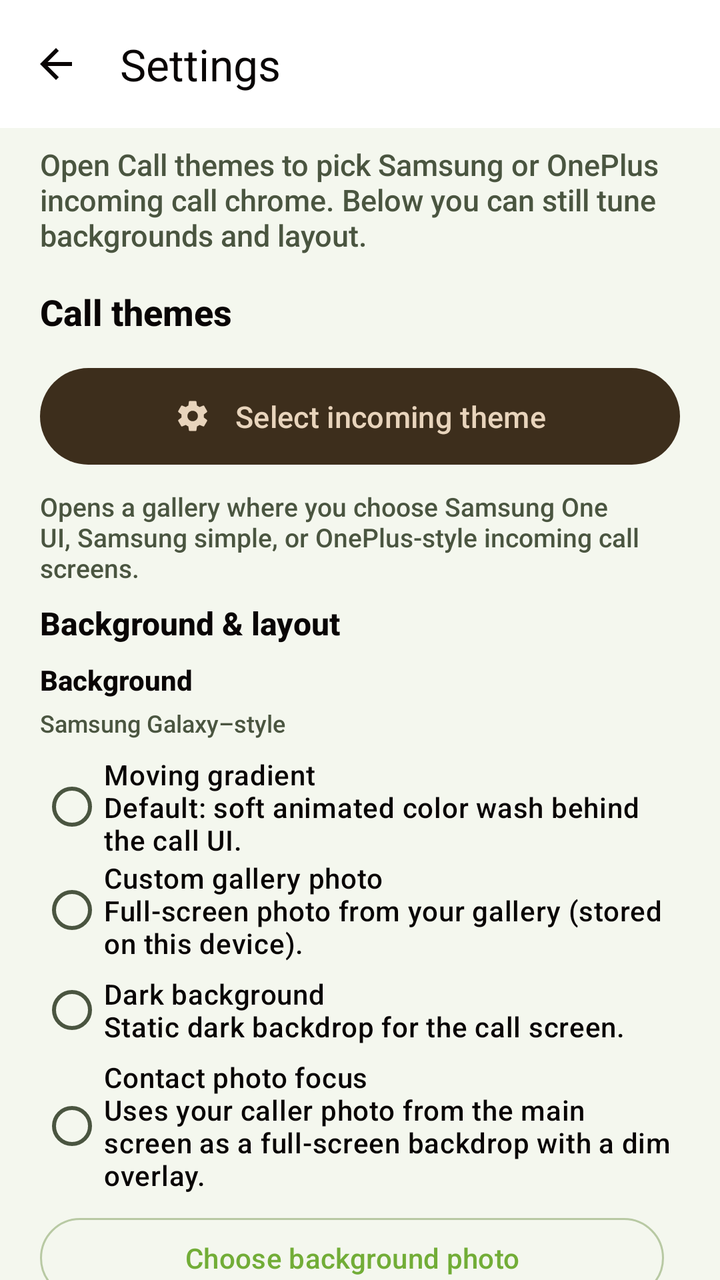
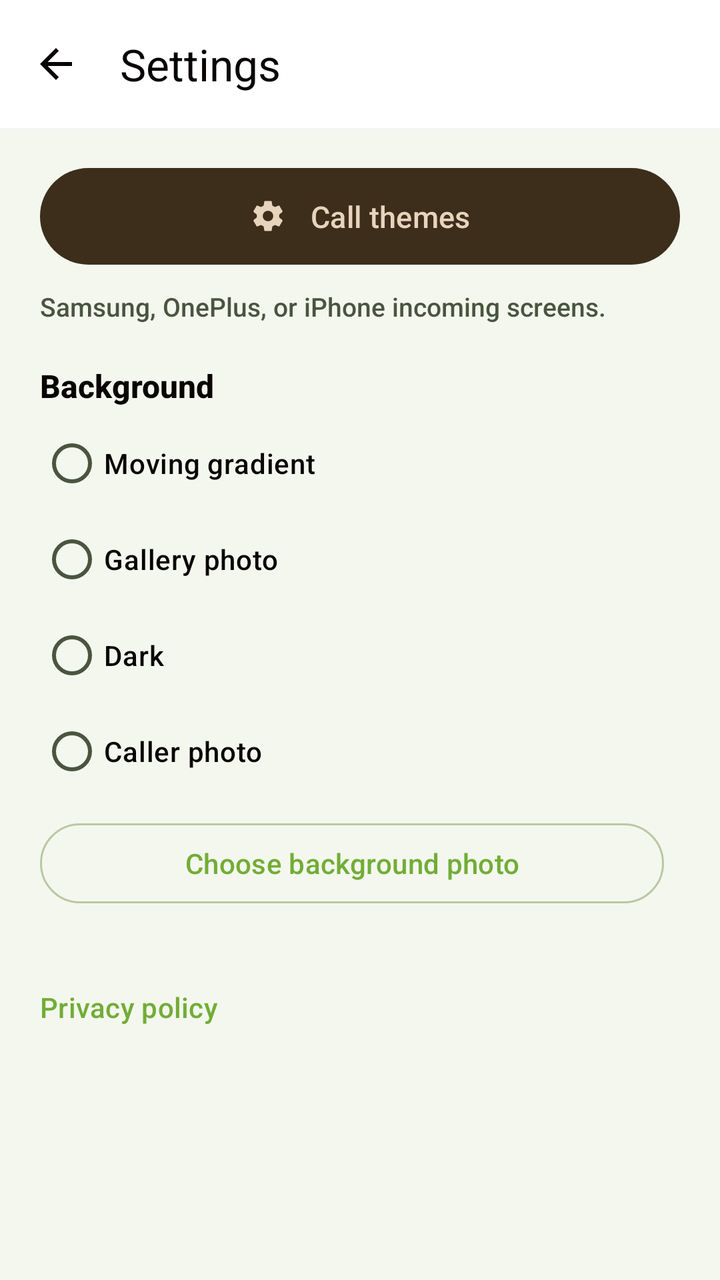

Two renders of the same Android screen: before a commit and after it. Below are the layout's source before the change and the commit's diff.
<!-- AndroidManifest.xml: application theme Theme.Calling -->
<!-- res/layout/activity_settings.xml -->
<?xml version="1.0" encoding="utf-8"?>
<LinearLayout xmlns:android="http://schemas.android.com/apk/res/android"
    xmlns:app="http://schemas.android.com/apk/res-auto"
    android:layout_width="match_parent"
    android:layout_height="match_parent"
    android:background="@color/calling_background"
    android:orientation="vertical">

    <com.google.android.material.appbar.MaterialToolbar
        android:id="@+id/toolbar"
        android:layout_width="match_parent"
        android:layout_height="wrap_content"
        android:background="@color/calling_surface"
        app:navigationIcon="@drawable/ic_arrow_back"
        app:navigationIconTint="@color/calling_on_surface"
        app:title="@string/phone_nav_settings"
        app:titleTextColor="@color/calling_on_surface" />

    <androidx.core.widget.NestedScrollView
        android:layout_width="match_parent"
        android:layout_height="match_parent"
        android:clipToPadding="false"
        android:paddingBottom="24dp">

        <LinearLayout
            android:layout_width="match_parent"
            android:layout_height="wrap_content"
            android:orientation="vertical"
            android:paddingHorizontal="20dp"
            android:paddingTop="8dp">

            <TextView
                android:layout_width="match_parent"
                android:layout_height="wrap_content"
                android:paddingBottom="16dp"
                android:text="@string/phone_settings_body"
                android:textColor="@color/calling_on_surface_variant"
                android:textSize="15sp" />

            <TextView
                android:layout_width="match_parent"
                android:layout_height="wrap_content"
                android:paddingBottom="12dp"
                android:text="@string/settings_incoming_ui_section"
                android:textColor="@color/calling_on_surface"
                android:textSize="18sp"
                android:textStyle="bold" />

            <com.google.android.material.button.MaterialButton
                android:id="@+id/openCallThemes"
                style="@style/Widget.Material3.Button.TonalButton"
                android:layout_width="match_parent"
                android:layout_height="wrap_content"
                android:paddingVertical="14dp"
                android:text="@string/settings_open_call_themes"
                android:textSize="15sp"
                app:icon="@drawable/ic_settings_outline"
                app:iconGravity="textStart"
                app:iconPadding="12dp" />

            <TextView
                android:layout_width="match_parent"
                android:layout_height="wrap_content"
                android:paddingTop="8dp"
                android:paddingBottom="8dp"
                android:text="@string/settings_call_themes_hint"
                android:textColor="@color/calling_on_surface_variant"
                android:textSize="13sp" />

            <TextView
                android:layout_width="match_parent"
                android:layout_height="wrap_content"
                android:paddingBottom="8dp"
                android:text="@string/settings_call_screen_section"
                android:textColor="@color/calling_on_surface"
                android:textSize="16sp"
                android:textStyle="bold" />

            <TextView
                android:layout_width="match_parent"
                android:layout_height="wrap_content"
                android:paddingBottom="4dp"
                android:text="@string/settings_call_background_section"
                android:textColor="@color/calling_on_surface"
                android:textSize="14sp"
                android:textStyle="bold" />

            <TextView
                android:layout_width="match_parent"
                android:layout_height="wrap_content"
                android:paddingBottom="8dp"
                android:text="@string/settings_call_background_samsung_hint"
                android:textColor="@color/calling_on_surface_variant"
                android:textSize="12sp" />

            <RadioGroup
                android:id="@+id/backgroundStyleGroup"
                android:layout_width="match_parent"
                android:layout_height="wrap_content"
                android:paddingBottom="8dp">

                <com.google.android.material.radiobutton.MaterialRadioButton
                    android:id="@+id/radio_bg_gradient"
                    android:layout_width="match_parent"
                    android:layout_height="wrap_content"
                    android:minHeight="48dp"
                    android:text="@string/settings_theme_gradient_label"
                    android:textColor="@color/calling_on_surface" />

                <com.google.android.material.radiobutton.MaterialRadioButton
                    android:id="@+id/radio_bg_custom"
                    android:layout_width="match_parent"
                    android:layout_height="wrap_content"
                    android:minHeight="48dp"
                    android:text="@string/settings_theme_custom_label"
                    android:textColor="@color/calling_on_surface" />

                <com.google.android.material.radiobutton.MaterialRadioButton
                    android:id="@+id/radio_bg_dark"
                    android:layout_width="match_parent"
                    android:layout_height="wrap_content"
                    android:minHeight="48dp"
                    android:text="@string/settings_theme_dark_label"
                    android:textColor="@color/calling_on_surface" />

                <com.google.android.material.radiobutton.MaterialRadioButton
                    android:id="@+id/radio_bg_contact"
                    android:layout_width="match_parent"
                    android:layout_height="wrap_content"
                    android:minHeight="48dp"
                    android:text="@string/settings_theme_contact_label"
                    android:textColor="@color/calling_on_surface" />
            </RadioGroup>

            <LinearLayout
                android:layout_width="match_parent"
                android:layout_height="wrap_content"
                android:orientation="horizontal"
                android:paddingBottom="20dp">

                <com.google.android.material.button.MaterialButton
                    android:id="@+id/pickCallBackground"
                    style="@style/Widget.Material3.Button.OutlinedButton"
                    android:layout_width="0dp"
                    android:layout_height="wrap_content"
                    android:layout_marginEnd="8dp"
                    android:layout_weight="1"
                    android:text="@string/settings_pick_call_background" />

                <com.google.android.material.button.MaterialButton
                    android:id="@+id/clearCallBackground"
                    style="@style/Widget.Material3.Button.TextButton"
                    android:layout_width="wrap_content"
                    android:layout_height="wrap_content"
                    android:text="@string/settings_clear_call_background"
                    android:visibility="gone" />
            </LinearLayout>

            <TextView
                android:layout_width="match_parent"
                android:layout_height="wrap_content"
                android:paddingBottom="4dp"
                android:text="@string/settings_layout_section"
                android:textColor="@color/calling_on_surface"
                android:textSize="14sp"
                android:textStyle="bold" />

            <TextView
                android:layout_width="match_parent"
                android:layout_height="wrap_content"
                android:paddingBottom="8dp"
                android:text="@string/settings_layout_oem_hint"
                android:textColor="@color/calling_on_surface_variant"
                android:textSize="12sp" />

            <RadioGroup
                android:id="@+id/layoutStyleGroup"
                android:layout_width="match_parent"
                android:layout_height="wrap_content"
                android:paddingBottom="16dp">

                <com.google.android.material.radiobutton.MaterialRadioButton
                    android:id="@+id/radio_layout_standard"
                    android:layout_width="match_parent"
                    android:layout_height="wrap_content"
                    android:minHeight="48dp"
                    android:text="@string/settings_layout_standard_label"
                    android:textColor="@color/calling_on_surface" />

                <com.google.android.material.radiobutton.MaterialRadioButton
                    android:id="@+id/radio_layout_compact"
                    android:layout_width="match_parent"
                    android:layout_height="wrap_content"
                    android:minHeight="48dp"
                    android:text="@string/settings_layout_compact_label"
                    android:textColor="@color/calling_on_surface" />
            </RadioGroup>

            <TextView
                android:layout_width="match_parent"
                android:layout_height="wrap_content"
                android:lineSpacingExtra="2dp"
                android:text="@string/settings_per_contact_note"
                android:textColor="@color/calling_on_surface_variant"
                android:textSize="13sp" />

            <com.google.android.material.button.MaterialButton
                android:id="@+id/openPrivacyPolicy"
                style="@style/Widget.Material3.Button.TextButton"
                android:layout_width="wrap_content"
                android:layout_height="wrap_content"
                android:layout_marginTop="24dp"
                android:paddingHorizontal="0dp"
                android:text="@string/settings_privacy_policy"
                android:textSize="14sp" />
        </LinearLayout>
    </androidx.core.widget.NestedScrollView>
</LinearLayout>
<!-- resources referenced by this layout -->
<resources>
  <color name="calling_background">#FFF4F7EE</color>
  <color name="calling_on_surface">#FF090505</color>
  <color name="calling_on_surface_variant">#FF4A5540</color>
  <color name="calling_surface">#FFFFFFFF</color>
  <string name="phone_nav_settings">Settings</string>
  <string name="phone_settings_body">Open Call themes to pick Samsung or OnePlus incoming call chrome. Below you can still tune backgrounds and layout.</string>
  <string name="settings_call_background_samsung_hint">Samsung Galaxy–style</string>
  <string name="settings_call_background_section">Background</string>
  <string name="settings_call_screen_section">Background &amp; layout</string>
  <string name="settings_call_themes_hint">Opens a gallery where you choose Samsung One UI, Samsung simple, or OnePlus-style incoming call screens.</string>
  <string name="settings_clear_call_background">Remove background photo</string>
  <string name="settings_incoming_ui_section">Call themes</string>
  <string name="settings_layout_compact_label">Compact\nTighter layout (similar to optional compact call layouts on some phones).</string>
  <string name="settings_layout_oem_hint">Tighter or roomier controls on the in-call screen.</string>
  <string name="settings_layout_section">Layout</string>
  <string name="settings_layout_standard_label">Standard\nDefault spacing and avatar size.</string>
  <string name="settings_open_call_themes">Select incoming theme</string>
  <string name="settings_per_contact_note">Per-contact backgrounds on real devices are set in your Contacts app. Fake calls always use the caller name and photo you set on the main screen.</string>
  <string name="settings_pick_call_background">Choose background photo</string>
  <string name="settings_privacy_policy">Privacy policy</string>
  <string name="settings_theme_contact_label">Contact photo focus\nUses your caller photo from the main screen as a full-screen backdrop with a dim overlay.</string>
  <string name="settings_theme_custom_label">Custom gallery photo\nFull-screen photo from your gallery (stored on this device).</string>
  <string name="settings_theme_dark_label">Dark background\nStatic dark backdrop for the call screen.</string>
  <string name="settings_theme_gradient_label">Moving gradient\nDefault: soft animated color wash behind the call UI.</string>
  <style name="Theme.Calling" parent="Base.Theme.Calling" />
  <color name="calling_primary">#FF72AD37</color>
  <color name="calling_on_primary">#FF0F1608</color>
  <color name="calling_primary_container">#FF4A7224</color>
  <color name="calling_on_primary_container">#FFD8EEB8</color>
  <color name="calling_secondary">#FF8A6F4A</color>
  <color name="calling_on_secondary">#FFFFF8F0</color>
  <color name="calling_secondary_container">#FF3D2E1C</color>
  <color name="calling_on_secondary_container">#FFE8D4BC</color>
  <color name="calling_surface_variant">#FFE6EDD9</color>
  <color name="calling_outline">#FFB8C9A3</color>
  <color name="calling_outline_variant">#FFD5E0C4</color>
  <color name="calling_on_background">#FF14190F</color>
  <style name="TextAppearance.Calling.SerifLarge" parent="TextAppearance.Material3.HeadlineLarge">
          <item name="android:fontFamily">serif</item>
          <item name="fontFamily">serif</item>
          <item name="android:letterSpacing">-0.03</item>
      </style>
  <style name="TextAppearance.Calling.SerifTitle" parent="TextAppearance.Material3.HeadlineMedium">
          <item name="android:fontFamily">serif</item>
          <item name="fontFamily">serif</item>
          <item name="android:letterSpacing">-0.02</item>
      </style>
  <!-- unchanged entries left out for length: 3 -->
</resources>

<!-- the commit's change to res/layout/activity_settings.xml (unified diff, before → after) -->
@@ -27,24 +27,7 @@
             android:layout_height="wrap_content"
             android:orientation="vertical"
             android:paddingHorizontal="20dp"
-            android:paddingTop="8dp">
-
-            <TextView
-                android:layout_width="match_parent"
-                android:layout_height="wrap_content"
-                android:paddingBottom="16dp"
-                android:text="@string/phone_settings_body"
-                android:textColor="@color/calling_on_surface_variant"
-                android:textSize="15sp" />
-
-            <TextView
-                android:layout_width="match_parent"
-                android:layout_height="wrap_content"
-                android:paddingBottom="12dp"
-                android:text="@string/settings_incoming_ui_section"
-                android:textColor="@color/calling_on_surface"
-                android:textSize="18sp"
-                android:textStyle="bold" />
+            android:paddingTop="16dp">
 
             <com.google.android.material.button.MaterialButton
                 android:id="@+id/openCallThemes"
@@ -62,7 +45,7 @@
                 android:layout_width="match_parent"
                 android:layout_height="wrap_content"
                 android:paddingTop="8dp"
-                android:paddingBottom="8dp"
+                android:paddingBottom="20dp"
                 android:text="@string/settings_call_themes_hint"
                 android:textColor="@color/calling_on_surface_variant"
                 android:textSize="13sp" />
@@ -70,28 +53,11 @@
             <TextView
                 android:layout_width="match_parent"
                 android:layout_height="wrap_content"
-                android:paddingBottom="8dp"
-                android:text="@string/settings_call_screen_section"
+                android:paddingBottom="4dp"
+                android:text="@string/settings_call_background_section"
                 android:textColor="@color/calling_on_surface"
                 android:textSize="16sp"
                 android:textStyle="bold" />
-
-            <TextView
-                android:layout_width="match_parent"
-                android:layout_height="wrap_content"
-                android:paddingBottom="4dp"
-                android:text="@string/settings_call_background_section"
-                android:textColor="@color/calling_on_surface"
-                android:textSize="14sp"
-                android:textStyle="bold" />
-
-            <TextView
-                android:layout_width="match_parent"
-                android:layout_height="wrap_content"
-                android:paddingBottom="8dp"
-                android:text="@string/settings_call_background_samsung_hint"
-                android:textColor="@color/calling_on_surface_variant"
-                android:textSize="12sp" />
 
             <RadioGroup
                 android:id="@+id/backgroundStyleGroup"
@@ -136,7 +102,7 @@
                 android:layout_width="match_parent"
                 android:layout_height="wrap_content"
                 android:orientation="horizontal"
-                android:paddingBottom="20dp">
+                android:paddingBottom="8dp">
 
                 <com.google.android.material.button.MaterialButton
                     android:id="@+id/pickCallBackground"
@@ -156,60 +122,12 @@
                     android:visibility="gone" />
             </LinearLayout>
 
-            <TextView
-                android:layout_width="match_parent"
-                android:layout_height="wrap_content"
-                android:paddingBottom="4dp"
-                android:text="@string/settings_layout_section"
-                android:textColor="@color/calling_on_surface"
-                android:textSize="14sp"
-                android:textStyle="bold" />
-
-            <TextView
-                android:layout_width="match_parent"
-                android:layout_height="wrap_content"
-                android:paddingBottom="8dp"
-                android:text="@string/settings_layout_oem_hint"
-                android:textColor="@color/calling_on_surface_variant"
-                android:textSize="12sp" />
-
-            <RadioGroup
-                android:id="@+id/layoutStyleGroup"
-                android:layout_width="match_parent"
-                android:layout_height="wrap_content"
-                android:paddingBottom="16dp">
-
-                <com.google.android.material.radiobutton.MaterialRadioButton
-                    android:id="@+id/radio_layout_standard"
-                    android:layout_width="match_parent"
-                    android:layout_height="wrap_content"
-                    android:minHeight="48dp"
-                    android:text="@string/settings_layout_standard_label"
-                    android:textColor="@color/calling_on_surface" />
-
-                <com.google.android.material.radiobutton.MaterialRadioButton
-                    android:id="@+id/radio_layout_compact"
-                    android:layout_width="match_parent"
-                    android:layout_height="wrap_content"
-                    android:minHeight="48dp"
-                    android:text="@string/settings_layout_compact_label"
-                    android:textColor="@color/calling_on_surface" />
-            </RadioGroup>
-
-            <TextView
-                android:layout_width="match_parent"
-                android:layout_height="wrap_content"
-                android:lineSpacingExtra="2dp"
-                android:text="@string/settings_per_contact_note"
-                android:textColor="@color/calling_on_surface_variant"
-                android:textSize="13sp" />
-
             <com.google.android.material.button.MaterialButton
                 android:id="@+id/openPrivacyPolicy"
                 style="@style/Widget.Material3.Button.TextButton"
                 android:layout_width="wrap_content"
                 android:layout_height="wrap_content"
-                android:layout_marginTop="24dp"
+                android:layout_marginTop="16dp"
                 android:paddingHorizontal="0dp"
                 android:text="@string/settings_privacy_policy"
                 android:textSize="14sp" />
<!-- resource entries referenced after the edit -->
@@ -5,25 +5,16 @@
   <color name="calling_on_surface_variant">#FF4A5540</color>
   <color name="calling_surface">#FFFFFFFF</color>
   <string name="phone_nav_settings">Settings</string>
-  <string name="phone_settings_body">Open Call themes to pick Samsung or OnePlus incoming call chrome. Below you can still tune backgrounds and layout.</string>
-  <string name="settings_call_background_samsung_hint">Samsung Galaxy–style</string>
   <string name="settings_call_background_section">Background</string>
-  <string name="settings_call_screen_section">Background &amp; layout</string>
-  <string name="settings_call_themes_hint">Opens a gallery where you choose Samsung One UI, Samsung simple, or OnePlus-style incoming call screens.</string>
+  <string name="settings_call_themes_hint">Samsung, OnePlus, or iPhone incoming screens.</string>
   <string name="settings_clear_call_background">Remove background photo</string>
-  <string name="settings_incoming_ui_section">Call themes</string>
-  <string name="settings_layout_compact_label">Compact\nTighter layout (similar to optional compact call layouts on some phones).</string>
-  <string name="settings_layout_oem_hint">Tighter or roomier controls on the in-call screen.</string>
-  <string name="settings_layout_section">Layout</string>
-  <string name="settings_layout_standard_label">Standard\nDefault spacing and avatar size.</string>
-  <string name="settings_open_call_themes">Select incoming theme</string>
-  <string name="settings_per_contact_note">Per-contact backgrounds on real devices are set in your Contacts app. Fake calls always use the caller name and photo you set on the main screen.</string>
+  <string name="settings_open_call_themes">Call themes</string>
   <string name="settings_pick_call_background">Choose background photo</string>
   <string name="settings_privacy_policy">Privacy policy</string>
-  <string name="settings_theme_contact_label">Contact photo focus\nUses your caller photo from the main screen as a full-screen backdrop with a dim overlay.</string>
-  <string name="settings_theme_custom_label">Custom gallery photo\nFull-screen photo from your gallery (stored on this device).</string>
-  <string name="settings_theme_dark_label">Dark background\nStatic dark backdrop for the call screen.</string>
-  <string name="settings_theme_gradient_label">Moving gradient\nDefault: soft animated color wash behind the call UI.</string>
+  <string name="settings_theme_contact_label">Caller photo</string>
+  <string name="settings_theme_custom_label">Gallery photo</string>
+  <string name="settings_theme_dark_label">Dark</string>
+  <string name="settings_theme_gradient_label">Moving gradient</string>
   <style name="Theme.Calling" parent="Base.Theme.Calling" />
   <color name="calling_primary">#FF72AD37</color>
   <color name="calling_on_primary">#FF0F1608</color>
